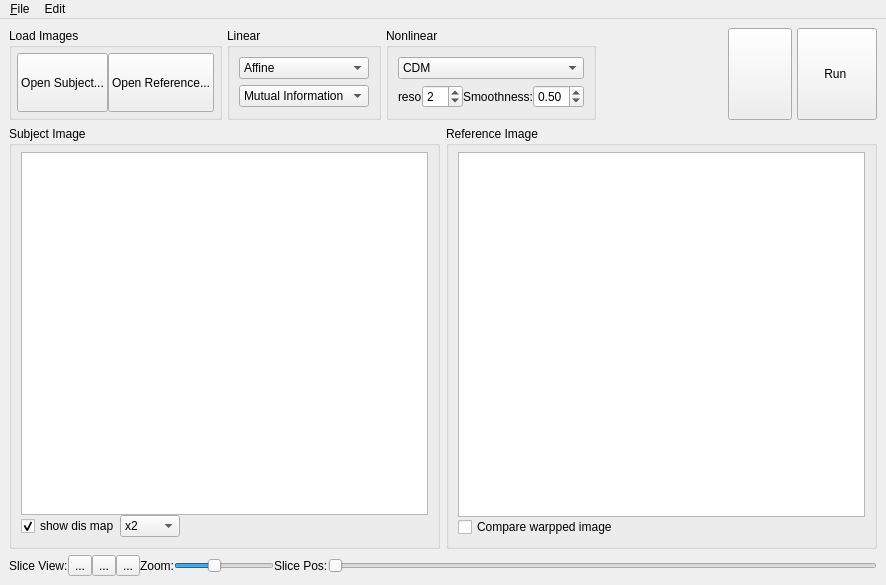
Old version of the form regtoolbox.ui in the repository frankyeh/DSI-Studio.
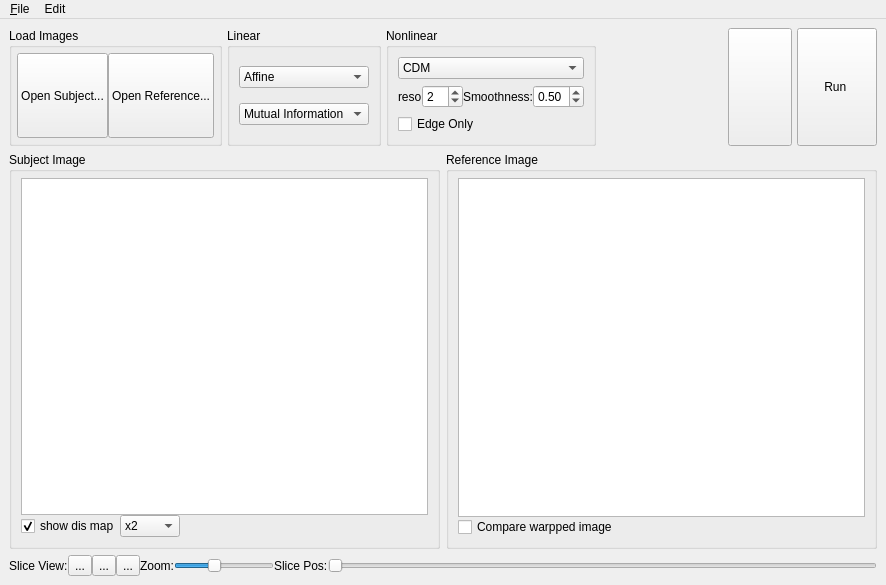
New version of the form. Icons and pictures are not drawn.

Commit message: con't

The edit to the form file:
```diff
--- a/regtoolbox.ui
+++ b/regtoolbox.ui
@@ -280,6 +280,13 @@
             </layout>
            </widget>
           </item>
+          <item>
+           <widget class="QCheckBox" name="edge">
+            <property name="text">
+             <string>Edge Only</string>
+            </property>
+           </widget>
+          </item>
          </layout>
         </widget>
        </item>
```
The commit also changes 2 other files.
